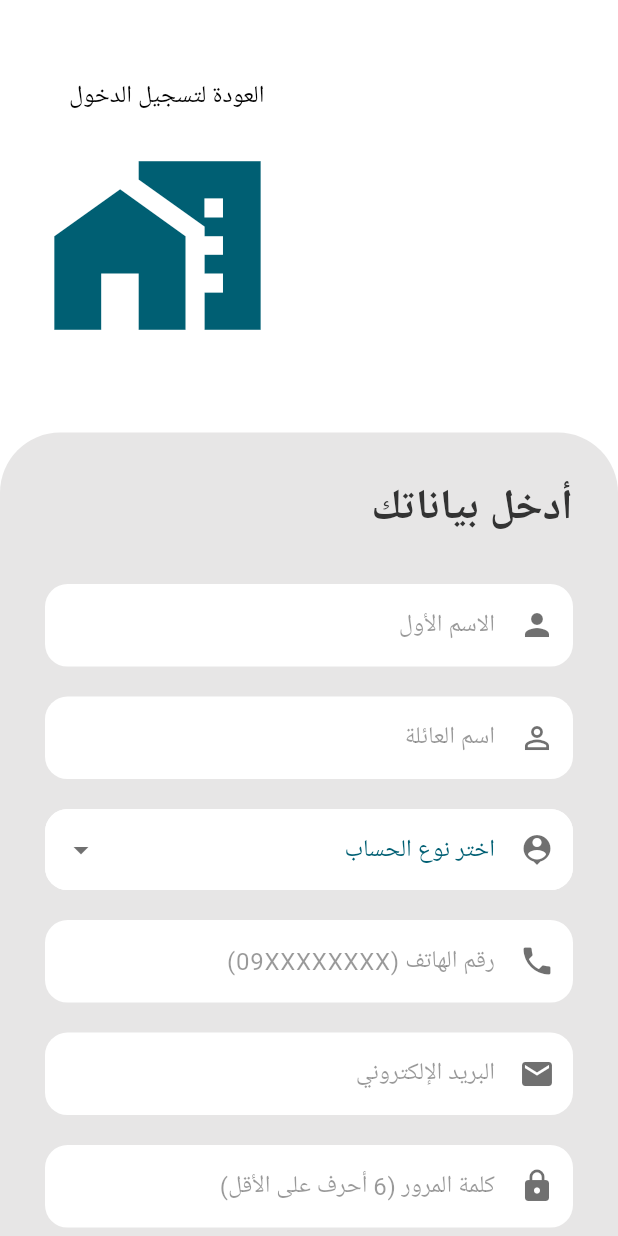
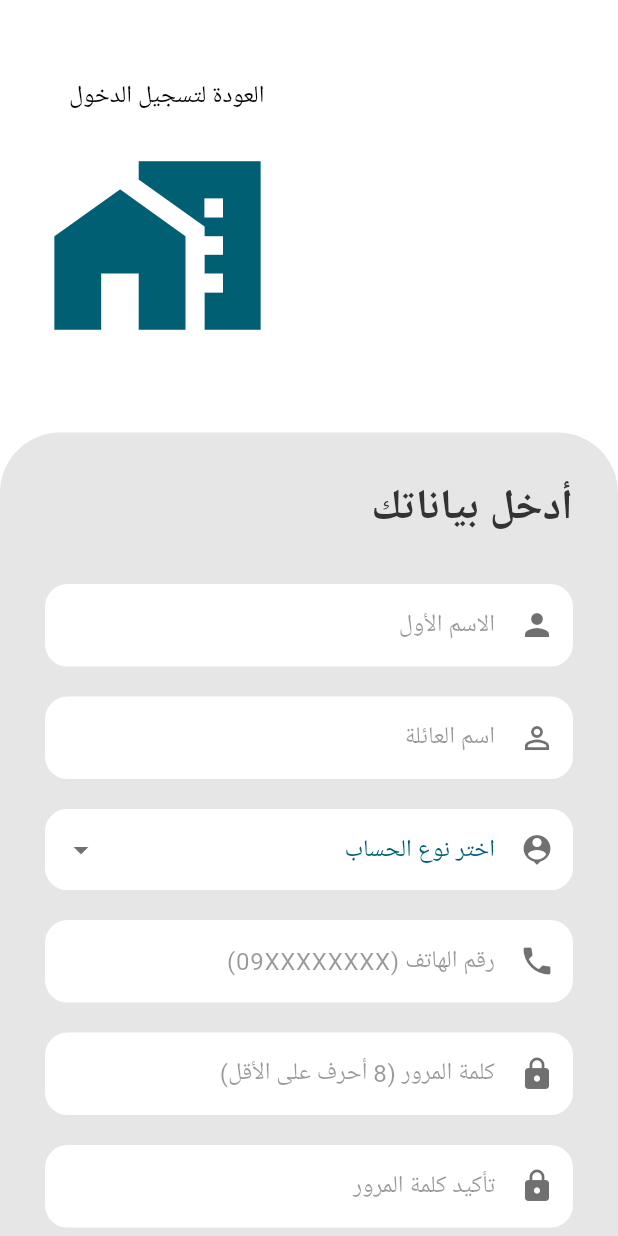
Before and after one commit to sedrajlilaty/BookingProject, a Flutter app: the SignUpScreen screen opened directly, on a phone screen of 412 x 824 dp. Run offline on Flutter 3.47's test engine with Material 3 defaults, Android fonts, the phone set to English and light mode, and no system bars; our stand-ins replace dio, image_picker; Roboto replaces fonts that are missing (Cairo).

Commit message:
تعديل على الساين

```diff
--- a/lib/screens/signUp.dart
+++ b/lib/screens/signUp.dart
@@ -736,7 +736,7 @@ class _SignUpScreenState extends State<SignUpScreen> {
                           ],
                         ),
                         const Spacer(),
-                        // أيقونة المنزل - محاذاة لليمين
+
                         Row(
                           mainAxisAlignment: MainAxisAlignment.end,
                           children: [
@@ -754,7 +754,7 @@ class _SignUpScreenState extends State<SignUpScreen> {
                       ],
                     ),
                   ),
-                  // البطاقة السفلية (Sign Up Form)
+
                   Container(
                     decoration: const BoxDecoration(
                       color: cardBackgroundColor,
@@ -807,18 +807,9 @@ class _SignUpScreenState extends State<SignUpScreen> {
                         ),
                         const SizedBox(height: 20),
 
-                        // حقل البريد الإلكتروني
-                        _buildInputField(
-                          hintText: 'البريد الإلكتروني',
-                          icon: Icons.email,
-                          keyboardType: TextInputType.emailAddress,
-                          controller: _emailController,
-                        ),
-                        const SizedBox(height: 20),
-
                         // حقل كلمة المرور
                         _buildInputField(
-                          hintText: 'كلمة المرور (6 أحرف على الأقل)',
+                          hintText: 'كلمة المرور (8 أحرف على الأقل)',
                           icon: Icons.lock,
                           isPassword: true,
                           controller: _passwordController,
```
